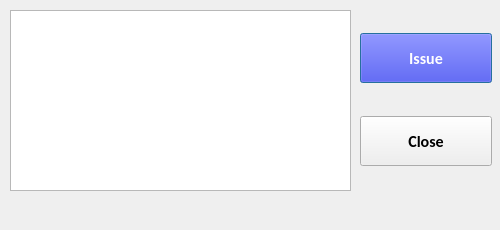
Old version of the form UI/uifiles/issuebook.ui in the repository ayushr01/Library-Management-System.
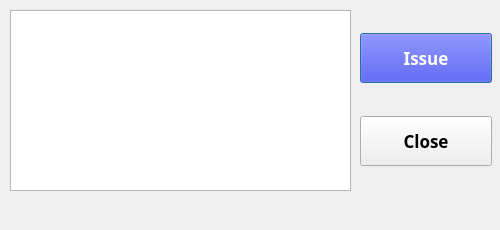
New version of the form.

Commit message: Updated UI with new fonts

What changed in the file:
```diff
--- a/UI/uifiles/issuebook.ui
+++ b/UI/uifiles/issuebook.ui
@@ -30,8 +30,8 @@
   </property>
   <property name="font">
    <font>
-    <family>Calibri</family>
-    <pointsize>12</pointsize>
+    <family>Trebuchet MS</family>
+    <pointsize>13</pointsize>
     <weight>75</weight>
     <bold>true</bold>
    </font>
@@ -93,6 +93,14 @@
      <height>181</height>
     </rect>
    </property>
+   <property name="font">
+    <font>
+     <family>Trebuchet MS</family>
+     <pointsize>13</pointsize>
+     <weight>75</weight>
+     <bold>true</bold>
+    </font>
+   </property>
    <layout class="QVBoxLayout" name="buttons">
     <property name="spacing">
      <number>10</number>
@@ -107,8 +115,8 @@
       </property>
       <property name="font">
        <font>
-        <family>Calibri</family>
-        <pointsize>12</pointsize>
+        <family>Trebuchet MS</family>
+        <pointsize>13</pointsize>
         <weight>75</weight>
         <bold>true</bold>
        </font>
@@ -132,8 +140,8 @@
       </property>
       <property name="font">
        <font>
-        <family>Calibri</family>
-        <pointsize>12</pointsize>
+        <family>Trebuchet MS</family>
+        <pointsize>13</pointsize>
         <weight>75</weight>
         <bold>true</bold>
        </font>
```
Left out of the diff: 10 changed lines with no effect on the pictures. The commit also changes 19 other files.
